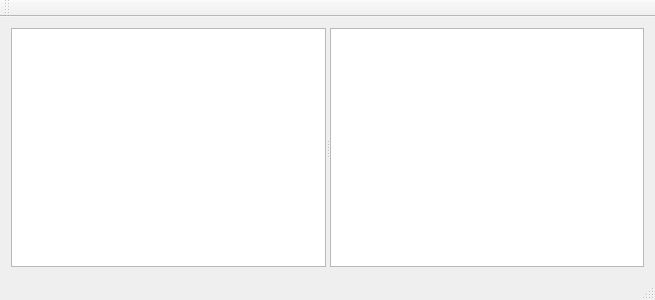
This is biobos_model/mainwindow.ui in Drakenhielm/Biobokningssystem as Qt 5 draws it before an edit. The edited form follows.
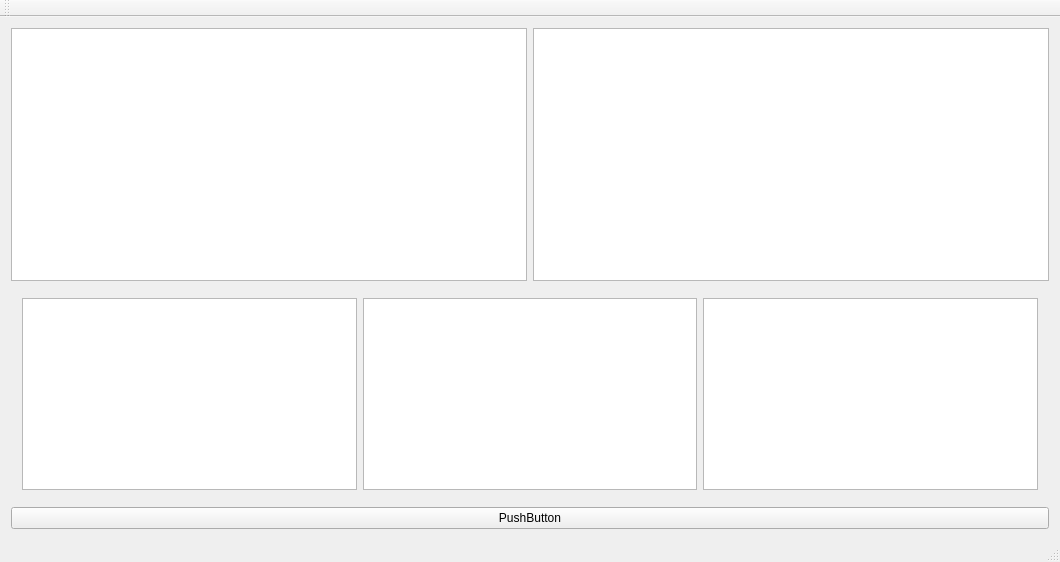
This is the edited form.

What changed in the file:
```diff
--- a/biobos_model/mainwindow.ui
+++ b/biobos_model/mainwindow.ui
@@ -6,22 +6,50 @@
    <rect>
     <x>0</x>
     <y>0</y>
-    <width>655</width>
-    <height>300</height>
+    <width>1060</width>
+    <height>562</height>
    </rect>
   </property>
   <property name="windowTitle">
    <string>MainWindow</string>
   </property>
   <widget class="QWidget" name="centralWidget">
-   <layout class="QHBoxLayout" name="horizontalLayout">
+   <layout class="QVBoxLayout" name="verticalLayout">
+    <item>
+     <layout class="QHBoxLayout" name="horizontalLayout_2">
+      <item>
+       <widget class="QTableView" name="tableView"/>
+      </item>
+      <item>
+       <widget class="QTableView" name="tableView_2"/>
+      </item>
+     </layout>
+    </item>
     <item>
      <widget class="QSplitter" name="splitter">
       <property name="orientation">
        <enum>Qt::Horizontal</enum>
       </property>
-      <widget class="QTableView" name="tableView"/>
-      <widget class="QTableView" name="tableView_2"/>
+      <widget class="QWidget" name="">
+       <layout class="QHBoxLayout" name="horizontalLayout">
+        <item>
+         <widget class="QTableView" name="tableView_3"/>
+        </item>
+        <item>
+         <widget class="QTableView" name="tableView_4"/>
+        </item>
+        <item>
+         <widget class="QTableView" name="tableView_5"/>
+        </item>
+       </layout>
+      </widget>
+     </widget>
+    </item>
+    <item>
+     <widget class="QPushButton" name="pushButton">
+      <property name="text">
+       <string>PushButton</string>
+      </property>
      </widget>
     </item>
    </layout>
```
Left out of the diff: 2 changed lines with no effect on the pictures.
